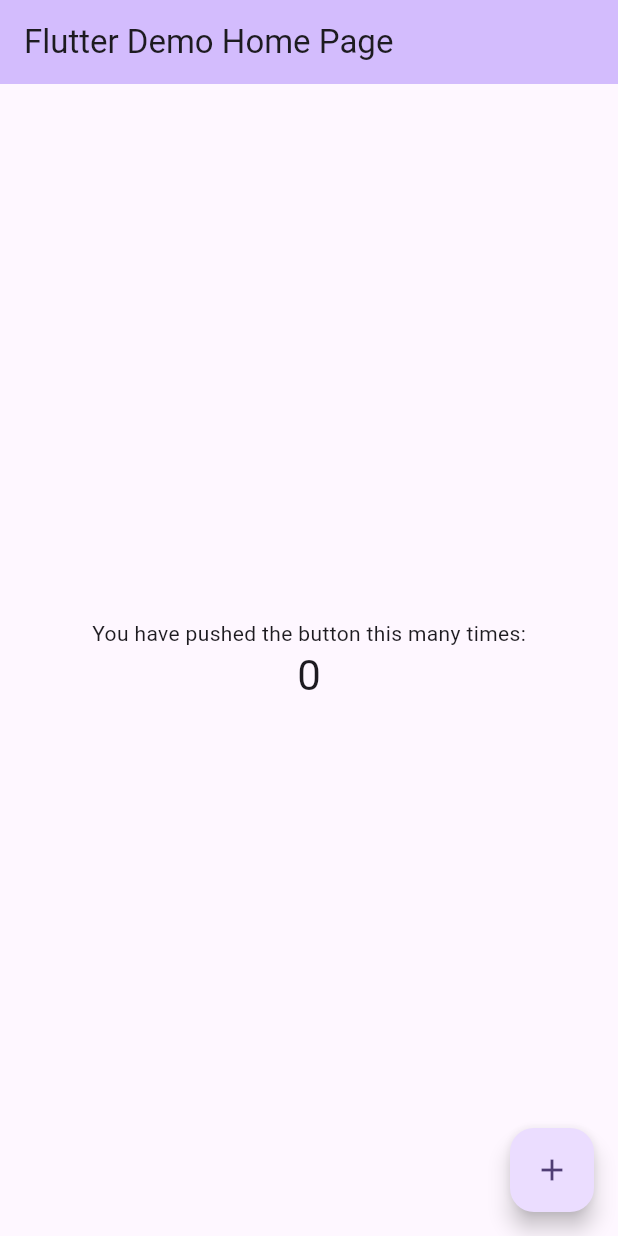
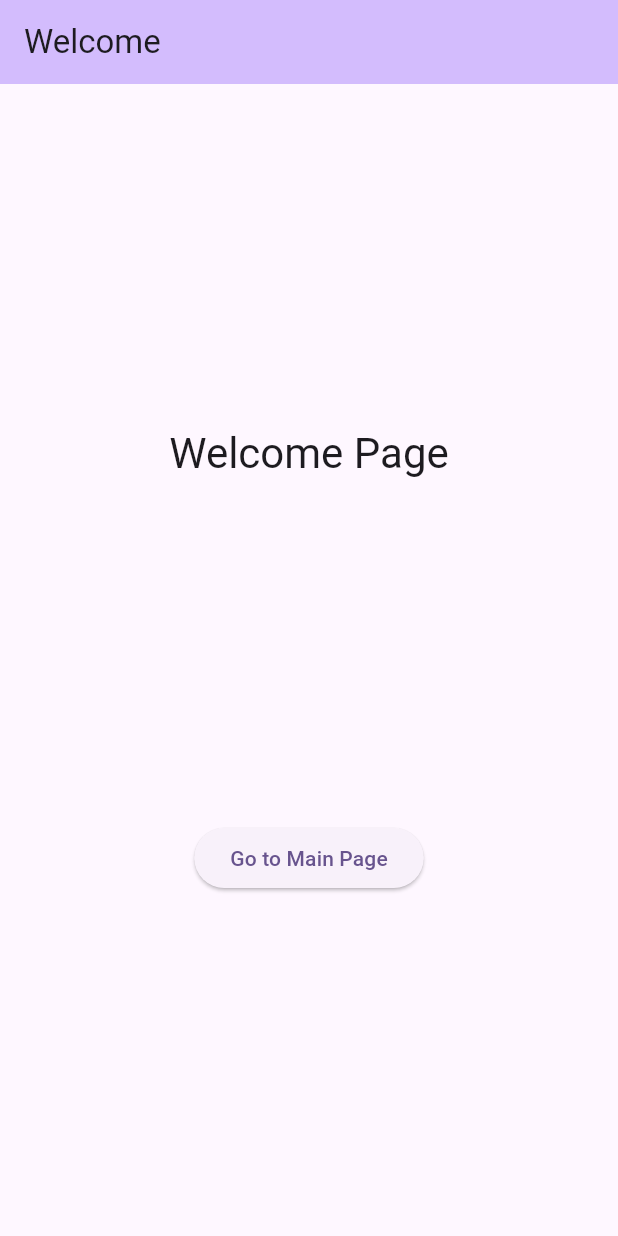
Before and after one commit to ozcanbayram/demo-apps, a Flutter app: the screen it shows after launch, on a phone screen of 412 x 824 dp. Run offline on Flutter 3.47's test engine with Material 3 defaults, Android fonts, the phone set to English and light mode, and no system bars; our stand-ins replace cloud_firestore, firebase_auth, firebase_core; accounts and stored records are empty.

Commit message:
Cleaned workspace

```diff
--- a/fetchhing_demo/lib/main.dart
+++ b/fetchhing_demo/lib/main.dart
@@ -7,116 +7,41 @@ void main() {
 class MyApp extends StatelessWidget {
   const MyApp({super.key});
 
-  // This widget is the root of your application.
   @override
   Widget build(BuildContext context) {
     return MaterialApp(
       title: 'Flutter Demo',
+      debugShowCheckedModeBanner: false,
       theme: ThemeData(
-        // This is the theme of your application.
-        //
-        // TRY THIS: Try running your application with "flutter run". You'll see
-        // the application has a purple toolbar. Then, without quitting the app,
-        // try changing the seedColor in the colorScheme below to Colors.green
-        // and then invoke "hot reload" (save your changes or press the "hot
-        // reload" button in a Flutter-supported IDE, or press "r" if you used
-        // the command line to start the app).
-        //
-        // Notice that the counter didn't reset back to zero; the application
-        // state is not lost during the reload. To reset the state, use hot
-        // restart instead.
-        //
-        // This works for code too, not just values: Most code changes can be
-        // tested with just a hot reload.
         colorScheme: ColorScheme.fromSeed(seedColor: Colors.deepPurple),
       ),
-      home: const MyHomePage(title: 'Flutter Demo Home Page'),
+      home: const MyHomePage(),
     );
   }
 }
 
-class MyHomePage extends StatefulWidget {
-  const MyHomePage({super.key, required this.title});
-
-  // This widget is the home page of your application. It is stateful, meaning
-  // that it has a State object (defined below) that contains fields that affect
-  // how it looks.
-
-  // This class is the configuration for the state. It holds the values (in this
-  // case the title) provided by the parent (in this case the App widget) and
-  // used by the build method of the State. Fields in a Widget subclass are
-  // always marked "final".
-
-  final String title;
-
-  @override
-  State<MyHomePage> createState() => _MyHomePageState();
-}
-
-class _MyHomePageState extends State<MyHomePage> {
-  int _counter = 0;
-
-  void _incrementCounter() {
-    setState(() {
-      // This call to setState tells the Flutter framework that something has
-      // changed in this State, which causes it to rerun the build method below
-      // so that the display can reflect the updated values. If we changed
-      // _counter without calling setState(), then the build method would not be
-      // called again, and so nothing would appear to happen.
-      _counter++;
-    });
-  }
+class MyHomePage extends StatelessWidget {
+  const MyHomePage({super.key});
 
   @override
   Widget build(BuildContext context) {
-    // This method is rerun every time setState is called, for instance as done
-    // by the _incrementCounter method above.
-    //
-    // The Flutter framework has been optimized to make rerunning build methods
-    // fast, so that you can just rebuild anything that needs updating rather
-    // than having to individually change instances of widgets.
     return Scaffold(
       appBar: AppBar(
-        // TRY THIS: Try changing the color here to a specific color (to
-        // Colors.amber, perhaps?) and trigger a hot reload to see the AppBar
-        // change color while the other colors stay the same.
         backgroundColor: Theme.of(context).colorScheme.inversePrimary,
-        // Here we take the value from the MyHomePage object that was created by
-        // the App.build method, and use it to set our appbar title.
-        title: Text(widget.title),
+        title: Text('Welcome'),
       ),
       body: Center(
-        // Center is a layout widget. It takes a single child and positions it
-        // in the middle of the parent.
         child: Column(
-          // Column is also a layout widget. It takes a list of children and
-          // arranges them vertically. By default, it sizes itself to fit its
-          // children horizontally, and tries to be as tall as its parent.
-          //
-          // Column has various properties to control how it sizes itself and
-          // how it positions its children. Here we use mainAxisAlignment to
-          // center the children vertically; the main axis here is the vertical
-          // axis because Columns are vertical (the cross axis would be
-          // horizontal).
-          //
-          // TRY THIS: Invoke "debug painting" (choose the "Toggle Debug Paint"
-          // action in the IDE, or press "p" in the console), to see the
-          // wireframe for each widget.
-          mainAxisAlignment: MainAxisAlignment.center,
-          children: <Widget>[
-            const Text('You have pushed the button this many times:'),
+          mainAxisAlignment: MainAxisAlignment.spaceEvenly,
+          children: [
             Text(
-              '$_counter',
+              'Welcome Page',
               style: Theme.of(context).textTheme.headlineMedium,
             ),
+            ElevatedButton(onPressed: () {}, child: Text('Go to Main Page')),
           ],
         ),
       ),
-      floatingActionButton: FloatingActionButton(
-        onPressed: _incrementCounter,
-        tooltip: 'Increment',
-        child: const Icon(Icons.add),
-      ), // This trailing comma makes auto-formatting nicer for build methods.
     );
   }
 }
```
